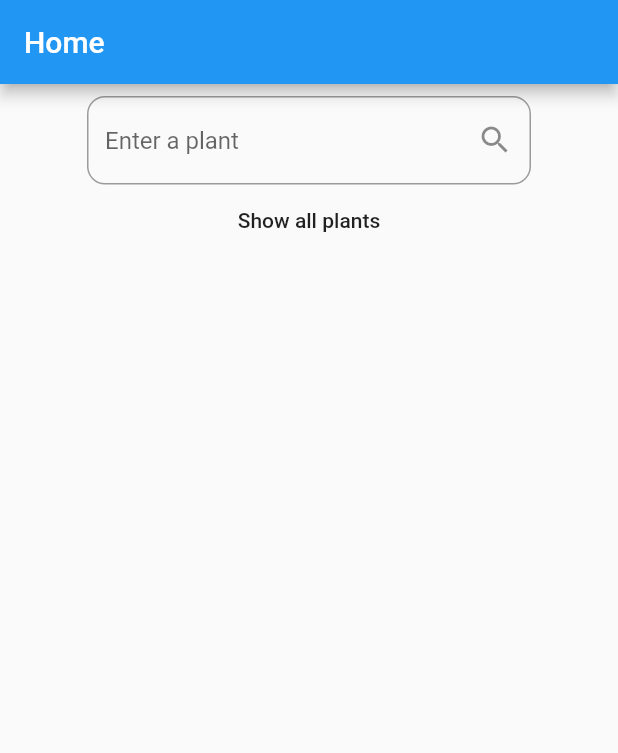
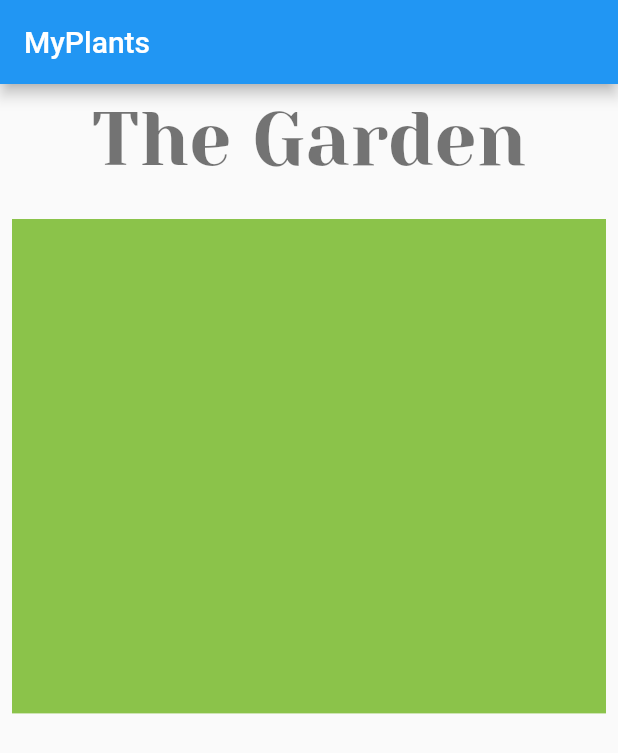
Before and after one commit to DerBrezel/plant_app, a Flutter app: the screen it shows after launch, on a phone screen of 412 x 824 dp. Shown: the top 753 px of the screen. Run offline on Flutter 3.47's test engine with Material 2 defaults, Android fonts, the phone set to English and light mode, and no system bars; our stand-ins replace bloc, flutter_bloc.

Commit message:
added font

```diff
--- a/lib/src/app.dart
+++ b/lib/src/app.dart
@@ -4,7 +4,8 @@ import 'package:flutter/material.dart';
 import 'package:flutter_bloc/flutter_bloc.dart';
 import 'package:plant_app/src/blocs/add_my_plant/my_plants_bloc.dart';
 import 'package:plant_app/src/repository/plant_repository.dart';
-import 'package:plant_app/src/ui/testScreen.dart';
+import 'package:plant_app/src/ui/MyPlantOverview.dart';
+//import 'package:plant_app/src/ui/testScreen.dart';
 
 class MyApp extends StatelessWidget {
   // This widget is the root of your application.
@@ -27,10 +28,16 @@ class MyApp extends StatelessWidget {
         // the app on. For desktop platforms, the controls will be smaller and
         // closer together (more dense) than on mobile platforms.
         visualDensity: VisualDensity.adaptivePlatformDensity,
+        textTheme: TextTheme(
+          headline1: TextStyle(fontSize: 50, fontFamily: 'Yeseva_One'),
+          headline2: TextStyle(fontSize: 26, fontFamily: 'Yeseva_One'),
+          bodyText1: TextStyle(fontSize: 16, fontFamily: 'Assistant'),
+          bodyText2: TextStyle(fontSize: 16, fontFamily: 'Assistant'),
+        )
       ),
       home: BlocProvider(
         create: (context) => MyPlantsBloc(FakePlantRepository()),
-        child: TestScreen(),
+        child: MyPlantOverview(),
       ),
     );
   }
--- a/lib/src/blocs/add_my_plant/my_plants_bloc.dart
+++ b/lib/src/blocs/add_my_plant/my_plants_bloc.dart
@@ -9,6 +9,7 @@ part 'my_plants_state.dart';
 
 class MyPlantsBloc extends Bloc<MyPlantsEvent, MyPlantsState> {
   final PlantRepository _plantRepository;
+  final List<Plant> myPlants = [];
 
   MyPlantsBloc(this._plantRepository) : super(MyPlantsInitial());
 
@@ -16,7 +17,7 @@ class MyPlantsBloc extends Bloc<MyPlantsEvent, MyPlantsState> {
   Stream<MyPlantsState> mapEventToState(
     MyPlantsEvent event,
   ) async* {
-    if(event is GetMyPlants){
+    if(event is GetPlant){
       try {
         yield MyPlantsLoading();
         final plant = await _plantRepository.fetchPlant(event.plants);
@@ -32,6 +33,12 @@ class MyPlantsBloc extends Bloc<MyPlantsEvent, MyPlantsState> {
       } on NetworkException {
         yield MyPlantsError("Couldn't fetch Plant, no wifi?");
       }
+    } else if (event is AddToMyPlants){
+      try {
+        myPlants.add(event.plant);
+      } on NetworkException {
+        yield MyPlantsError("Whoops can't add plant");
+      }
     }
   }
 }
--- a/lib/src/blocs/add_my_plant/my_plants_event.dart
+++ b/lib/src/blocs/add_my_plant/my_plants_event.dart
@@ -2,11 +2,16 @@ part of 'my_plants_bloc.dart';
 
 abstract class MyPlantsEvent {}
 
-class GetMyPlants extends MyPlantsEvent {
+class GetPlant extends MyPlantsEvent {
   final String plants;
 
-  GetMyPlants(this.plants);
+  GetPlant(this.plants);
 }
 
 class GetAllPlants extends MyPlantsEvent {
 }
+
+class AddToMyPlants extends MyPlantsEvent {
+  final Plant plant;
+  AddToMyPlants(this.plant);
+}
--- a/lib/src/repository/plant_repository.dart
+++ b/lib/src/repository/plant_repository.dart
@@ -5,12 +5,10 @@ abstract class PlantRepository {
   Future<Plant> fetchPlant(String name);
   Future<List<Plant>> fetchAllPlants();
 
-  Future<List<Plant>> fetchAllMyPlants();
-  Future<Plant> fetchMyPlant(String name);
-  void addToMyPlants(Plant plant);
 }
 
 class FakePlantRepository implements PlantRepository{
+
   @override
   Future<Plant> fetchPlant(String name) {
     //simulate network delay
@@ -31,26 +29,6 @@ class FakePlantRepository implements PlantRepository{
     });
 
     }
-    @override
-    Future<List<Plant>> fetchAllMyPlants(){
-      return Future.delayed(Duration(seconds: 0), () {
-        return DummyData().myDummyPlants;
-      });
-    }
-
-    @override
-    Future<Plant> fetchMyPlant(String name){
-      return Future.delayed(Duration(seconds: 0), () {
-      //return first "fetched" plant eventually add an id so name can be doubled.
-      return DummyData().myDummyPlants.where((element) => element.name == name).first;
-      },
-      );
-    }
-
-    @override
-    void addToMyPlants(Plant plant) {
-    DummyData().myDummyPlants.add(plant);
-  }
 }
 
 class NetworkException implements Exception{}
@@ -71,6 +49,7 @@ class DummyData{
   ];
 
 
+
   List<Plant> myDummyPlants = [
     Plant(name: "Cactus", waterValue: 7),
     Plant(name: "Arbol", waterValue: 6),
--- /dev/null
+++ b/lib/src/ui/MyPlantOverview.dart
@@ -0,0 +1,30 @@
+
+import 'package:flutter/cupertino.dart';
+import 'package:flutter/material.dart';
+import 'package:plant_app/src/ui/CustomWidgets.dart';
+
+class MyPlantOverview extends StatelessWidget{
+  @override
+  Widget build(BuildContext context) {
+    SizeConfig().init(context);
+    return Scaffold(
+      appBar: AppBar(title: Text("MyPlants"),),
+      body: Center(
+        child: Column(
+          children: <Widget>[
+            Container(
+              margin: const EdgeInsets.all(8),
+              child: Text("The Garden", style: Theme.of(context).textTheme.headline1,),),
+            Container(
+              margin: const EdgeInsets.only(top: 16, right: 8, left: 8),
+              height: SizeConfig.screenHeight * 0.4,
+              color: Colors.lightGreen,
+            ),
+
+          ],
+        ),
+      ),
+    );
+  }
+
+}
--- a/lib/src/ui/testScreen.dart
+++ b/lib/src/ui/testScreen.dart
@@ -73,7 +73,9 @@ class _MainScreenState extends State<TestScreen>{
               decoration: BoxDecoration(
                 borderRadius: BorderRadius.circular(12),
               ),
-              child: Text(allPlants[index].name),
+              child: FlatButton(
+                onPressed: () {BlocProvider.of<MyPlantsBloc>(context).add(AddToMyPlants(allPlants[index]));},
+                  child: Text(allPlants[index].name)),
             );
           }),
         ),
@@ -117,6 +119,6 @@ class PlantInputField extends StatelessWidget {
   }
 
   void submitPlantName(BuildContext context, String plant){
-    BlocProvider.of<MyPlantsBloc>(context).add(GetMyPlants(plant));
+    BlocProvider.of<MyPlantsBloc>(context).add(GetPlant(plant));
   }
 }
```
Also changed, not shown: pubspec.yaml (+8 -1 lines), assets/fonts/Assistant-Bold.ttf (added), assets/fonts/Assistant-ExtraBold.ttf (added), assets/fonts/Assistant-ExtraLight.ttf (added), assets/fonts/Assistant-Light.ttf (added), assets/fonts/Assistant-Regular.ttf (added), assets/fonts/Assistant-SemiBold.ttf (added), assets/fonts/YesevaOne-Regular.ttf (added).
